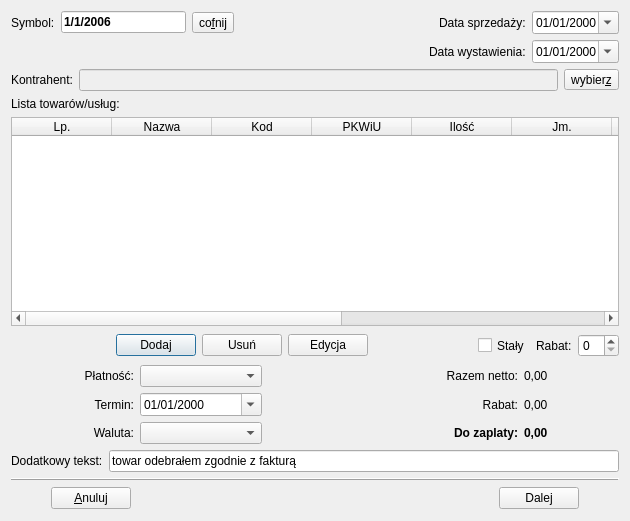
This is Faktura.ui in juliagoda/qfaktury as Qt 5 draws it before an edit. The edited form follows.
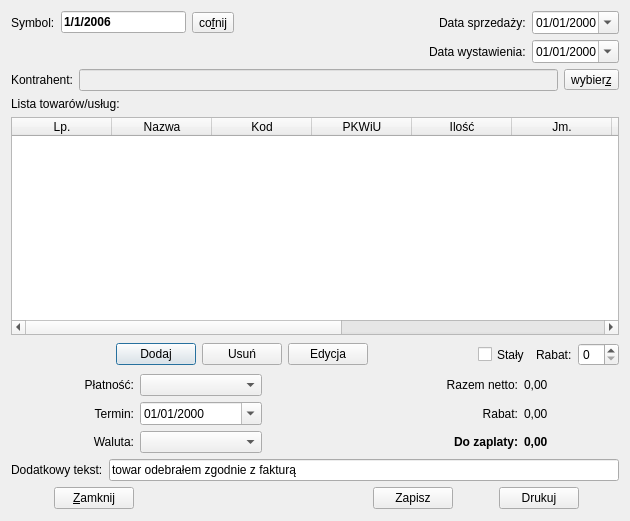
This is the edited form.

Patch:
```diff
--- a/Faktura.ui
+++ b/Faktura.ui
@@ -12,7 +12,7 @@
   <property name="windowTitle" >
    <string>Faktura VAT</string>
   </property>
-  <layout class="QVBoxLayout" name="verticalLayout_2" >
+  <layout class="QVBoxLayout" name="verticalLayout" >
    <item>
     <layout class="QHBoxLayout" >
      <item>
@@ -200,6 +200,12 @@
    </item>
    <item>
     <widget class="QTableWidget" name="tableTow" >
+     <property name="enabled" >
+      <bool>true</bool>
+     </property>
+     <property name="editTriggers" >
+      <set>QAbstractItemView::NoEditTriggers</set>
+     </property>
      <property name="selectionMode" >
       <enum>QAbstractItemView::MultiSelection</enum>
      </property>
@@ -239,6 +245,11 @@
        <string>Jm.</string>
       </property>
      </column>
+     <column>
+      <property name="text" >
+       <string>Rabat</string>
+      </property>
+     </column>
      <column>
       <property name="text" >
        <string>Cena jn.</string>
@@ -259,7 +270,6 @@
        <string>Brutto</string>
       </property>
      </column>
-     <column/>
     </widget>
    </item>
    <item>
@@ -594,7 +604,7 @@
     </layout>
    </item>
    <item>
-    <layout class="QVBoxLayout" name="verticalLayout" >
+    <layout class="QHBoxLayout" name="horizontalLayout_4" >
      <item>
       <widget class="QFrame" name="frame" >
        <property name="frameShape" >
@@ -617,8 +627,8 @@
          </property>
          <property name="sizeHint" stdset="0" >
           <size>
-           <width>40</width>
-           <height>20</height>
+         <width>37</width>
+         <height>23</height>
           </size>
          </property>
         </spacer>
@@ -626,7 +636,7 @@
        <item>
         <widget class="QPushButton" name="cancelbtn" >
          <property name="text" >
-          <string>&amp;Anuluj</string>
+        <string>&amp;Zamknij</string>
          </property>
          <property name="shortcut" >
           <string>Alt+A</string>
@@ -643,16 +653,42 @@
          </property>
          <property name="sizeHint" stdset="0" >
           <size>
-           <width>288</width>
+         <width>228</width>
            <height>23</height>
           </size>
          </property>
         </spacer>
        </item>
+     <item>
+      <widget class="QPushButton" name="saveBtn" >
+       <property name="text" >
+        <string>Zapisz</string>
+       </property>
+       <property name="shortcut" >
+        <string/>
+       </property>
+      </widget>
+     </item>
+     <item>
+      <spacer name="spacer5_2" >
+       <property name="orientation" >
+        <enum>Qt::Horizontal</enum>
+       </property>
+       <property name="sizeType" >
+        <enum>QSizePolicy::Minimum</enum>
+       </property>
+       <property name="sizeHint" stdset="0" >
+        <size>
+         <width>40</width>
+         <height>20</height>
+        </size>
+       </property>
+      </spacer>
+     </item>
        <item>
         <widget class="QPushButton" name="printBtn" >
          <property name="text" >
-          <string>Dalej</string>
+        <string>Drukuj</string>
          </property>
          <property name="shortcut" >
           <string/>
```
Left out of the diff: 14 changed lines with no effect on the pictures. Lines whose indentation alone changed are shown as unchanged.
